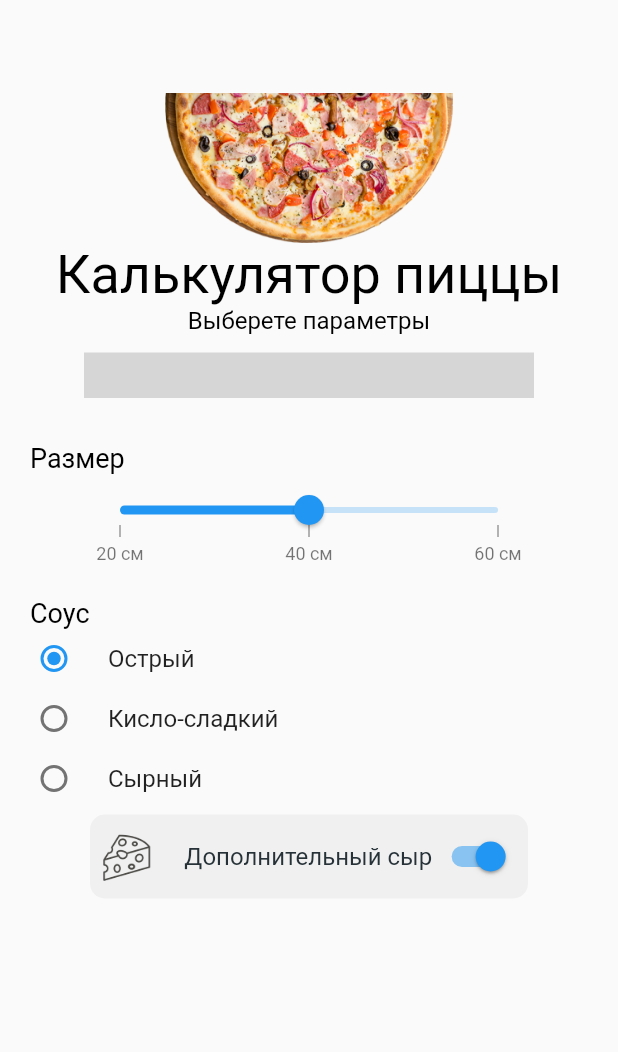
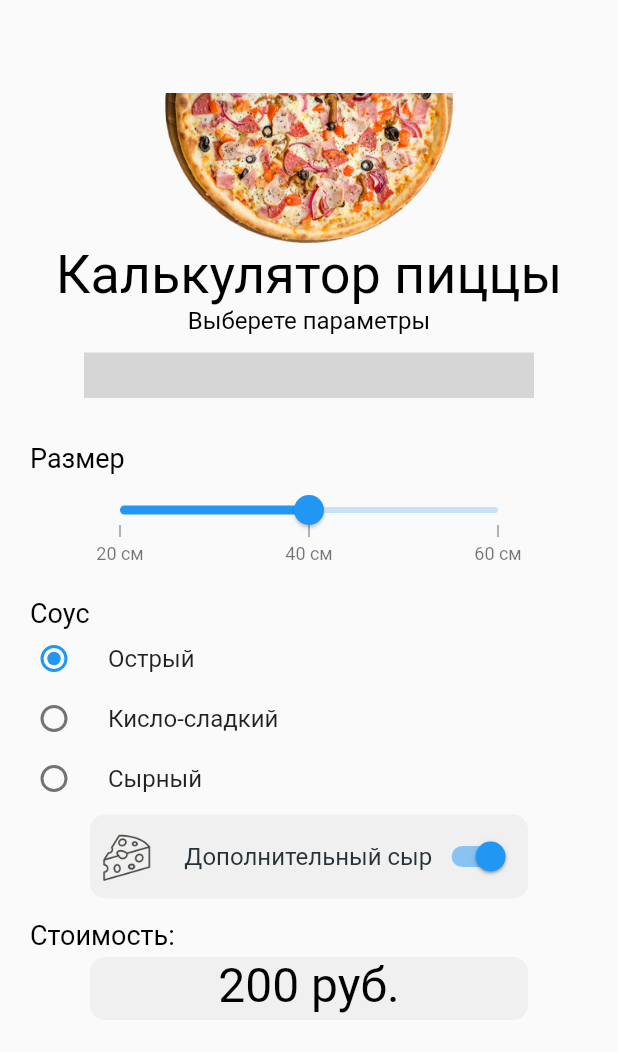
Before and after one commit to Olesya555/auth_page, a Flutter app: the screen it shows after launch, on a phone screen of 412 x 824 dp. Shown: the top 1052 px of the screen. Run offline on Flutter 3.47's test engine with Material 2 defaults, Android fonts, the phone set to English and light mode, and no system bars; drawn by our look-alikes of syncfusion_flutter_sliders; missing offline and left inert: sliding_switch; grey boxes are pictures that could not be loaded.

Commit message:
Экран пиццы с калькулятором по уроку без Заказать

```diff
--- a/lib/pizza_calc_i_interactivnosti.dart
+++ b/lib/pizza_calc_i_interactivnosti.dart
@@ -207,7 +207,34 @@ class _PizzaCalculatorScreenState extends State<PizzaCalculatorScreen> {
                       ],
                   ),
                 ),
-                )
+                ),
+
+              // Выводим итоговую стоимость
+              Container(
+                alignment: Alignment.centerLeft,
+                padding: const EdgeInsets.only(top: 10, left: 20),
+                child: Text('Стоимость:',
+                    style: TextStyle(fontSize: 18, color: Color(0xFF000000))),
+              ),
+
+              // Цена в отдельной строке
+              SizedBox(
+                width: 300,
+                height: 50,
+
+                child: Card(
+                  elevation: 0,
+                  color: const Color(0xFFF0F0F0),
+                  shape: RoundedRectangleBorder(
+                    borderRadius: BorderRadius.circular(10)),
+                  child: Text('${_calcCost()} руб.',
+                  style: const TextStyle(fontSize: 32, color: Color(0xFF000000)),
+                  textAlign: TextAlign.center,
+                  ),
+
+                ),
+              )
+
           ],
         ),
         )
```
